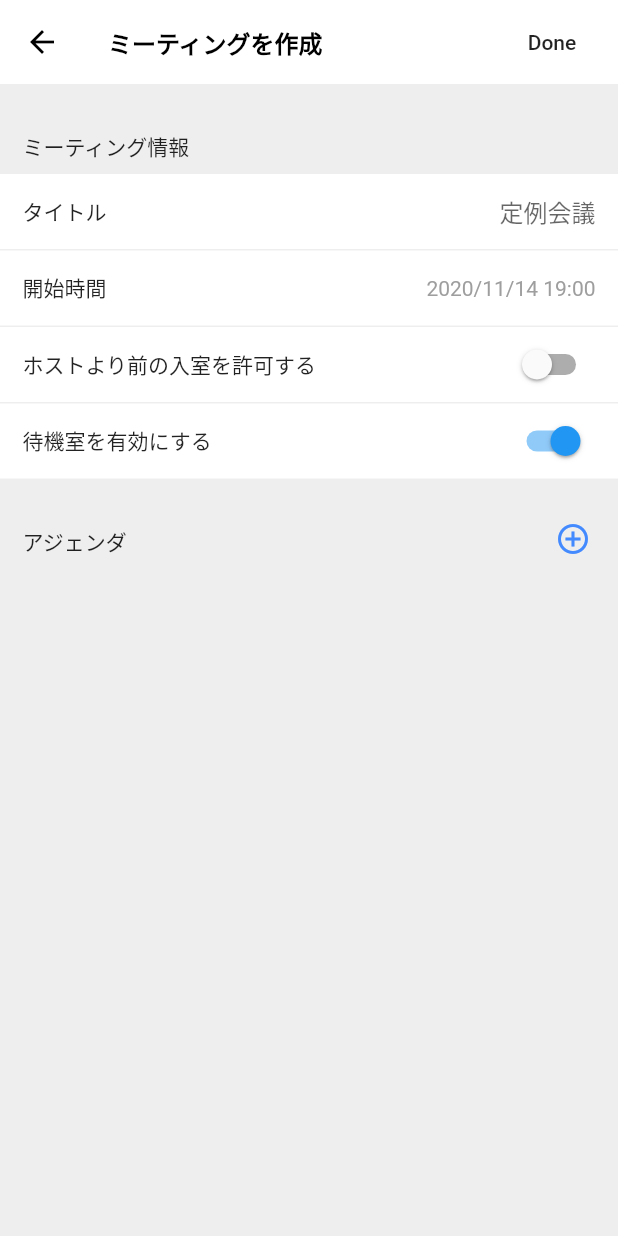
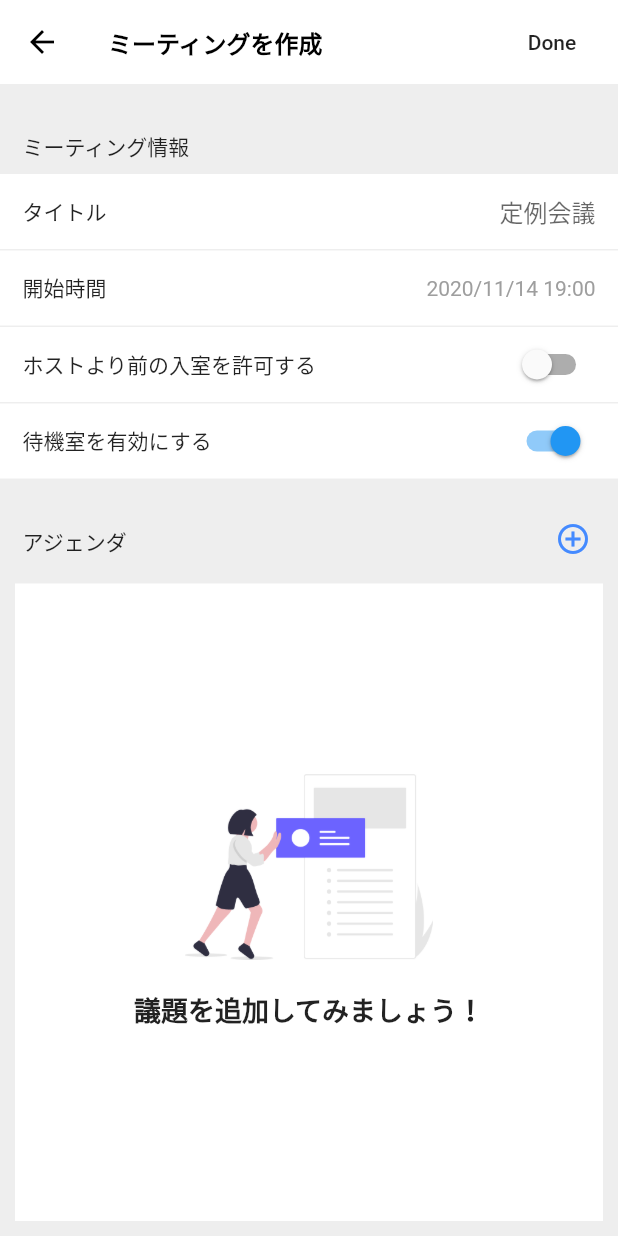
Before and after one commit to jphacks/D_2011_2, a Flutter app: the CreateMeetingPage screen opened directly, on a phone screen of 412 x 824 dp. Run offline on Flutter 3.47's test engine with Material 2 defaults, Android fonts, the phone set to English and light mode, and no system bars; our stand-ins replace introduction_screen, keyboard_actions, modal_progress_hud; missing offline and left inert: keyboard_utils.

Commit message:
Implement Empty State

```diff
--- a/lib/pages/createMeetingPage.dart
+++ b/lib/pages/createMeetingPage.dart
@@ -350,7 +350,38 @@ class _CreateMeetingPageState extends State<CreateMeetingPage> {
               ),
             ),
             Expanded(
-              child: ListView.builder(
+              child: agendas.length == 0
+                  ? Padding(
+                      padding: EdgeInsets.all(10.0),
+                      child: GestureDetector(
+                        onTap: () {
+                          _openModalBottomSheet(size);
+                        },
+                        child: Container(
+                          color: Colors.white,
+                          child: Center(
+                            child: Column(
+                              mainAxisAlignment: MainAxisAlignment.center,
+                              children: [
+                                Image.asset(
+                                  'assets/images/add.png',
+                                  height: size.width * 0.3,
+                                ),
+                                SizedBox(height: 20),
+                                Text(
+                                  "議題を追加してみましょう！",
+                                  style: TextStyle(
+                                    fontSize: 18,
+                                    fontWeight: FontWeight.bold,
+                                  ),
+                                ),
+                              ],
+                            ),
+                          ),
+                        ),
+                      ),
+                    )
+                  : ListView.builder(
                       itemBuilder: (BuildContext context, int index) {
                         return Card(
                           child: ListTile(
```
Also changed, not shown: assets/images/add.png (added). Lines whose indentation alone changed are shown as unchanged.
